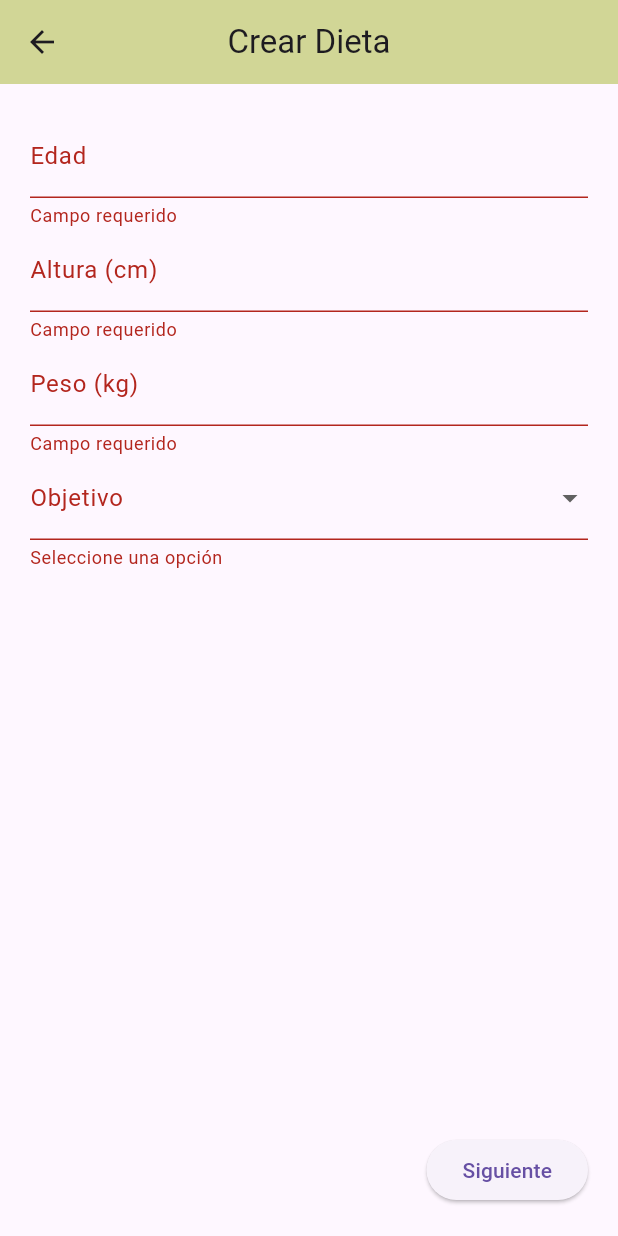
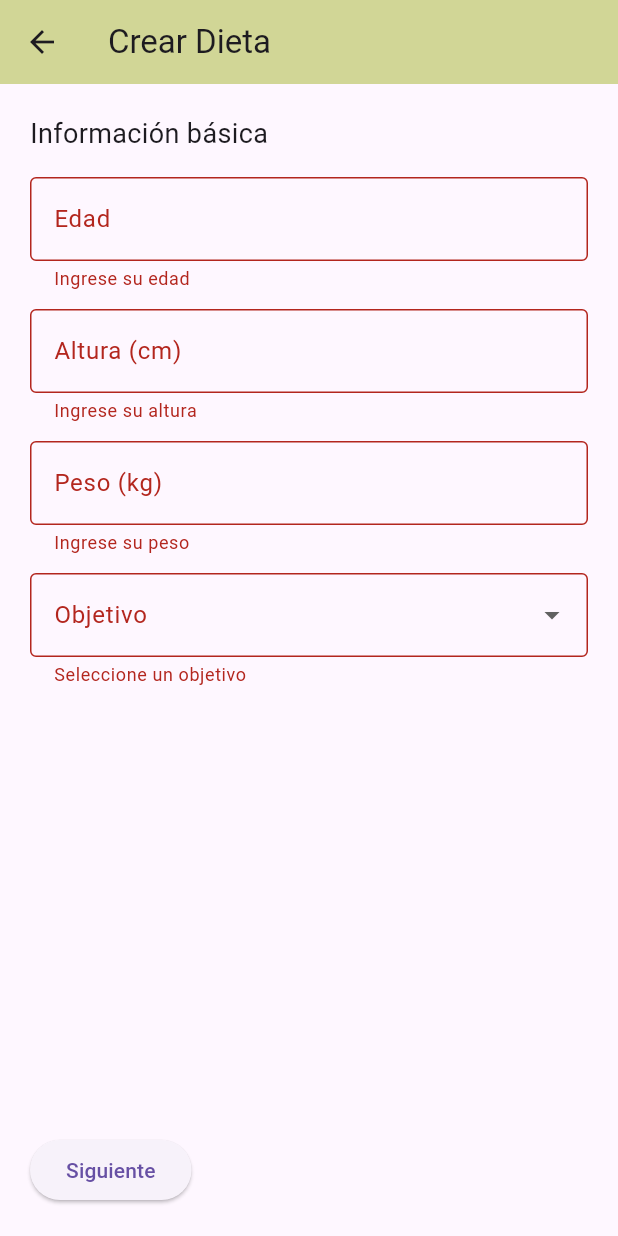
Before and after one commit to dian7875/food_diet, a Flutter app: the CreateDietForm screen opened directly, after a tap on "Siguiente", on a phone screen of 412 x 824 dp. Run offline on Flutter 3.47's test engine with Material 3 defaults, Android fonts, the light colour scheme and no system bars; our stand-ins replace dio, go_router, shared_preferences; accounts and stored records are empty.

Commit message:
Change: Creacion de dieta y preferencias

```diff
--- a/lib/features/Diet/services/diet_service.dart
+++ b/lib/features/Diet/services/diet_service.dart
@@ -4,7 +4,8 @@ class DietService {
   final Dio _dio = Dio(BaseOptions(baseUrl: 'https://tu-api.com'));
 
   Future<void> updateProfile(Map<String, dynamic> profileData) async {
-    await _dio.patch('/perfil', data: profileData);
+    print('Enviando perfil:');
+    print(profileData);
   }
 
   Future<void> addCondition(Map<String, dynamic> conditionData) async {
--- a/lib/features/Diet/widgets/create_diet_form.dart
+++ b/lib/features/Diet/widgets/create_diet_form.dart
@@ -1,5 +1,8 @@
 import 'package:flutter/material.dart';
-import 'package:food_diet/features/Diet/services/diet_service.dart';
+import '../services/diet_service.dart';
+import 'step_basic_info.dart';
+import 'step_conditions.dart';
+import 'step_preferences.dart';
 
 class CreateDietForm extends StatefulWidget {
   const CreateDietForm({super.key});
@@ -12,211 +15,142 @@ class _CreateDietFormState extends State<CreateDietForm> {
   final DietService _dietService = DietService();
 
   int currentStep = 0;
+  bool isLoading = false;
 
-  final TextEditingController ageController = TextEditingController();
-  final TextEditingController heightController = TextEditingController();
-  final TextEditingController weightController = TextEditingController();
-  final TextEditingController conditionController = TextEditingController();
-  final TextEditingController notesController = TextEditingController();
-
+  final ageController = TextEditingController();
+  final heightController = TextEditingController();
+  final weightController = TextEditingController();
   String? objective;
-  List<Map<String, dynamic>> conditions = [];
 
   final formKeyStep1 = GlobalKey<FormState>();
 
+  List<Map<String, String>> conditions = [];
+  List<String> selectedPreferences = [];
+
   void _nextStep() {
+    if (currentStep == 0) {
       if (formKeyStep1.currentState!.validate()) {
-      setState(() => currentStep = 1);
+        setState(() => currentStep++);
+      }
+    } else if (currentStep == 1) {
+      if (conditions.isNotEmpty) {
+        setState(() => currentStep++);
+      } else {
+        ScaffoldMessenger.of(context).showSnackBar(
+          const SnackBar(content: Text('Por favor agrega al menos una condición')),
+        );
+      }
+    } else {
+      setState(() => currentStep++);
     }
   }
 
-  Future<void> _addCondition() async {
-    final condition = conditionController.text.trim();
-    final notes = notesController.text.trim();
-    if (condition.isEmpty && notes.isEmpty) return;
-
-    // Aquí, por ejemplo, asignamos un id temporal (esto debería cambiar cuando uses un backend).
-    final int id = DateTime.now().millisecondsSinceEpoch;
-
-    await _dietService.addCondition({'condition': condition, 'notes': notes});
-
-    setState(() {
-      conditions.add({'id': id, 'condicion': condition, 'notas': notes});
-      conditionController.clear();
-      notesController.clear();
-    });
+  void _prevStep() {
+    if (currentStep > 0) {
+      setState(() => currentStep--);
+    }
   }
 
   Future<void> _submitForm() async {
+    setState(() => isLoading = true);
     try {
       await _dietService.updateProfile({
         'age': ageController.text,
         'height': heightController.text,
         'weight': weightController.text,
         'objective': objective,
+        'conditions': conditions,
+        'preferences': selectedPreferences,
       });
 
       if (!mounted) return;
       ScaffoldMessenger.of(context).showSnackBar(
         const SnackBar(content: Text('Dieta creada exitosamente')),
       );
-
-      Navigator.pushReplacementNamed(context, '/home');
+      Navigator.pop(context, true);
     } catch (e) {
-      ScaffoldMessenger.of(
-        context,
-      ).showSnackBar(SnackBar(content: Text('Error al guardar: $e')));
+      if (!mounted) return;
+      ScaffoldMessenger.of(context).showSnackBar(
+        SnackBar(content: Text('Error al crear la dieta: $e')),
+      );
+    } finally {
+      if (mounted) setState(() => isLoading = false);
     }
   }
 
-  void _editCondition(int index) {
-    conditionController.text = conditions[index]['condicion'] ?? '';
-    notesController.text = conditions[index]['notas'] ?? '';
-    setState(() {
-      conditions.removeAt(index);
-    });
+  @override
+  void dispose() {
+    ageController.dispose();
+    heightController.dispose();
+    weightController.dispose();
+    super.dispose();
   }
 
   @override
   Widget build(BuildContext context) {
+    final steps = [
+      StepBasicInfo(
+        ageController: ageController,
+        heightController: heightController,
+        weightController: weightController,
+        objective: objective,
+        formKey: formKeyStep1,
+        onObjectiveChanged: (val) => setState(() => objective = val),
+      ),
+      StepConditions(
+        initialConditions: conditions,
+        onConditionsChanged: (updatedConditions) =>
+            setState(() => conditions = List.from(updatedConditions)),
+      ),
+      StepPreferences(
+        selectedPreferences: selectedPreferences,
+        onPreferencesChanged: (prefs) =>
+            setState(() => selectedPreferences = List.from(prefs)),
+      ),
+    ];
+
     return Scaffold(
       appBar: AppBar(
         title: const Text('Crear Dieta'),
-        centerTitle: true,
         backgroundColor: const Color(0xFFD1D696),
       ),
       body: Padding(
         padding: const EdgeInsets.all(20),
-        child: IndexedStack(
-          index: currentStep,
-          children: [
-            Form(
-              key: formKeyStep1,
         child: Column(
           children: [
-                  TextFormField(
-                    controller: ageController,
-                    keyboardType: TextInputType.number,
-                    decoration: const InputDecoration(labelText: 'Edad'),
-                    validator: (v) => v!.isEmpty ? 'Campo requerido' : null,
-                  ),
-                  TextFormField(
-                    controller: heightController,
-                    keyboardType: TextInputType.number,
-                    decoration: const InputDecoration(labelText: 'Altura (cm)'),
-                    validator: (v) => v!.isEmpty ? 'Campo requerido' : null,
-                  ),
-                  TextFormField(
-                    controller: weightController,
-                    keyboardType: TextInputType.number,
-                    decoration: const InputDecoration(labelText: 'Peso (kg)'),
-                    validator: (v) => v!.isEmpty ? 'Campo requerido' : null,
-                  ),
-                  DropdownButtonFormField<String>(
-                    value: objective,
-                    decoration: const InputDecoration(labelText: 'Objetivo'),
-                    items: const [
-                      DropdownMenuItem(
-                        value: 'Perder peso',
-                        child: Text('Perder peso'),
-                      ),
-                      DropdownMenuItem(
-                        value: 'Mantener peso',
-                        child: Text('Mantener peso'),
-                      ),
-                      DropdownMenuItem(
-                        value: 'Ganar músculo',
-                        child: Text('Ganar músculo'),
-                      ),
-                    ],
-                    onChanged: (v) => setState(() => objective = v),
-                    validator:
-                        (v) => v == null ? 'Seleccione una opción' : null,
-                  ),
-                  const Spacer(),
-                  Align(
-                    alignment: Alignment.bottomRight,
-                    child: ElevatedButton(
-                      onPressed: _nextStep,
-                      child: const Text('Siguiente'),
-                    ),
-                  ),
-                ],
-              ),
-            ),
-
-            Column(
-              crossAxisAlignment: CrossAxisAlignment.start,
-              children: [
-                const Text(
-                  'Condiciones de salud',
-                  style: TextStyle(fontSize: 18),
-                ),
-                const SizedBox(height: 10),
-                TextField(
-                  controller: conditionController,
-                  decoration: const InputDecoration(
-                    labelText: 'Condición (ej. Diabetes)',
-                  ),
-                ),
-                TextField(
-                  controller: notesController,
-                  decoration: const InputDecoration(
-                    labelText: 'Notas (ej. alimentos restringidos)',
-                  ),
-                  maxLines: 3,
-                ),
-                const SizedBox(height: 10),
-                ElevatedButton(
-                  onPressed: _addCondition,
-                  child: const Text('Agregar condición'),
-                ),
-                const SizedBox(height: 10),
-                if (conditions.isNotEmpty)
-                  ...conditions.asMap().entries.map((entry) {
-                    final index = entry.key;
-                    final item = entry.value;
-                    return ListTile(
-                      leading: const Icon(Icons.check),
-                      title: Text(item['condicion'] ?? ''),
-                      subtitle: Text(item['notas'] ?? ''),
-                      trailing: Row(
-                        mainAxisSize: MainAxisSize.min,
-                        children: [
-                          IconButton(
-                            icon: const Icon(Icons.edit),
-                            onPressed: () => _editCondition(index),
-                          ),
-                          IconButton(
-                            icon: const Icon(Icons.delete),
-                            onPressed: () async {
-                              final conditionId = item['id'];
-                              await _dietService.deleteCondition(conditionId);
-                              setState(() {
-                                conditions.removeWhere(
-                                  (c) => c['id'] == conditionId,
-                                );
-                              });
-                            },
-                          ),
-                        ],
-                      ),
-                    );
-                  }),
-                const Spacer(),
+            Expanded(child: steps[currentStep]),
             Row(
               mainAxisAlignment: MainAxisAlignment.spaceBetween,
               children: [
+                if (currentStep > 0)
                   OutlinedButton(
-                      onPressed: () =>
-                          setState(() => currentStep = currentStep - 1),
+                    onPressed: isLoading ? null : _prevStep,
                     child: const Text('Atrás'),
                   ),
                 ElevatedButton(
-                      onPressed: _submitForm,
-                      child: const Text('Guardar'),
+                  onPressed: isLoading
+                      ? null
+                      : () {
+                          if (currentStep == 0) {
+                            if (formKeyStep1.currentState!.validate()) {
+                              _nextStep();
+                            }
+                          } else if (currentStep == steps.length - 1) {
+                            _submitForm();
+                          } else {
+                            _nextStep();
+                          }
+                        },
+                  child: isLoading
+                      ? const SizedBox(
+                          width: 20,
+                          height: 20,
+                          child: CircularProgressIndicator(
+                            color: Colors.white,
+                            strokeWidth: 2,
                           ),
-                  ],
+                        )
+                      : Text(currentStep == steps.length - 1 ? 'Guardar' : 'Siguiente'),
                 ),
               ],
             ),
--- /dev/null
+++ b/lib/features/Diet/widgets/step_basic_info.dart
@@ -0,0 +1,110 @@
+import 'package:flutter/material.dart';
+
+class StepBasicInfo extends StatelessWidget {
+  final TextEditingController ageController;
+  final TextEditingController heightController;
+  final TextEditingController weightController;
+  final String? objective;
+  final GlobalKey<FormState> formKey;
+  final ValueChanged<String?> onObjectiveChanged;
+
+  const StepBasicInfo({
+    super.key,
+    required this.ageController,
+    required this.heightController,
+    required this.weightController,
+    required this.objective,
+    required this.formKey,
+    required this.onObjectiveChanged,
+  });
+
+  @override
+  Widget build(BuildContext context) {
+    const objectives = [
+      'Perder peso',
+      'Mantener peso',
+      'Ganar músculo',
+      'Mejorar salud',
+    ];
+
+    return Form(
+      key: formKey,
+      child: Column(
+        crossAxisAlignment: CrossAxisAlignment.start,
+        children: [
+          const Text('Información básica', style: TextStyle(fontSize: 18)),
+          const SizedBox(height: 16),
+
+          // Edad
+          TextFormField(
+            controller: ageController,
+            keyboardType: TextInputType.number,
+            decoration: const InputDecoration(
+              labelText: 'Edad',
+              border: OutlineInputBorder(),
+            ),
+            validator: (value) {
+              if (value == null || value.isEmpty) return 'Ingrese su edad';
+              final n = int.tryParse(value);
+              if (n == null || n < 1 || n > 120) return 'Edad inválida';
+              return null;
+            },
+          ),
+          const SizedBox(height: 12),
+
+          // Altura
+          TextFormField(
+            controller: heightController,
+            keyboardType: TextInputType.number,
+            decoration: const InputDecoration(
+              labelText: 'Altura (cm)',
+              border: OutlineInputBorder(),
+            ),
+            validator: (value) {
+              if (value == null || value.isEmpty) return 'Ingrese su altura';
+              final n = double.tryParse(value);
+              if (n == null || n < 50 || n > 300) return 'Altura inválida';
+              return null;
+            },
+          ),
+          const SizedBox(height: 12),
+
+          // Peso
+          TextFormField(
+            controller: weightController,
+            keyboardType: TextInputType.number,
+            decoration: const InputDecoration(
+              labelText: 'Peso (kg)',
+              border: OutlineInputBorder(),
+            ),
+            validator: (value) {
+              if (value == null || value.isEmpty) return 'Ingrese su peso';
+              final n = double.tryParse(value);
+              if (n == null || n < 10 || n > 500) return 'Peso inválido';
+              return null;
+            },
+          ),
+          const SizedBox(height: 12),
+
+          // Objetivo
+          DropdownButtonFormField<String>(
+            value: objective,
+            decoration: const InputDecoration(
+              labelText: 'Objetivo',
+              border: OutlineInputBorder(),
+            ),
+            items: objectives
+                .map((obj) => DropdownMenuItem(
+                      value: obj,
+                      child: Text(obj),
+                    ))
+                .toList(),
+            onChanged: onObjectiveChanged,
+            validator: (value) =>
+                (value == null || value.isEmpty) ? 'Seleccione un objetivo' : null,
+          ),
+        ],
+      ),
+    );
+  }
+}
```
Also changed, not shown: lib/features/Dashboard/pages/home_page.dart (+28 -7 lines), lib/features/Dashboard/widgets/create_diet_button.dart (+12 -7 lines), lib/features/Diet/widgets/preference_card.dart (added, +48 -0 lines), lib/features/Diet/widgets/step_conditions.dart (added, +118 -0 lines), lib/features/Diet/widgets/step_preferences.dart (added, +105 -0 lines). Lines whose indentation alone changed are shown as unchanged.
